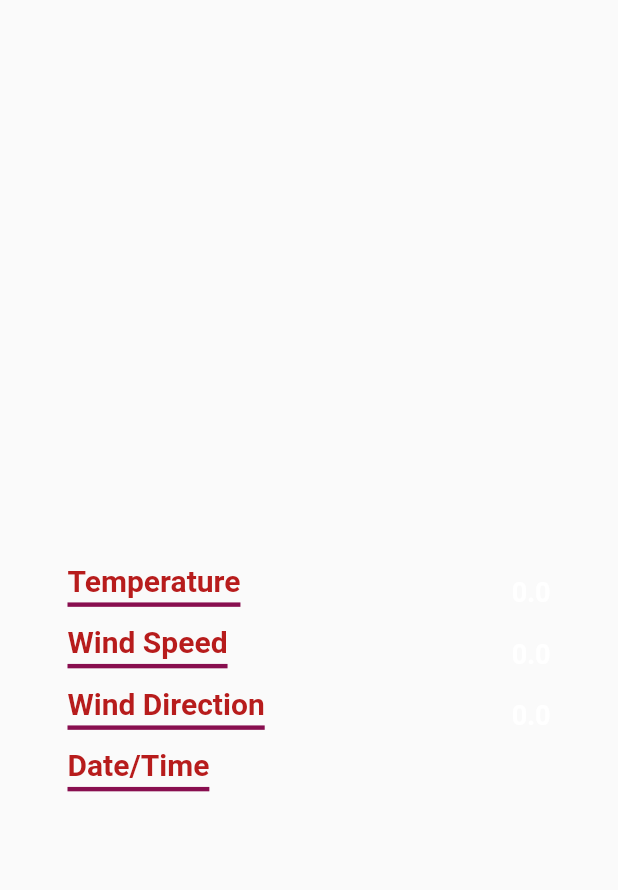
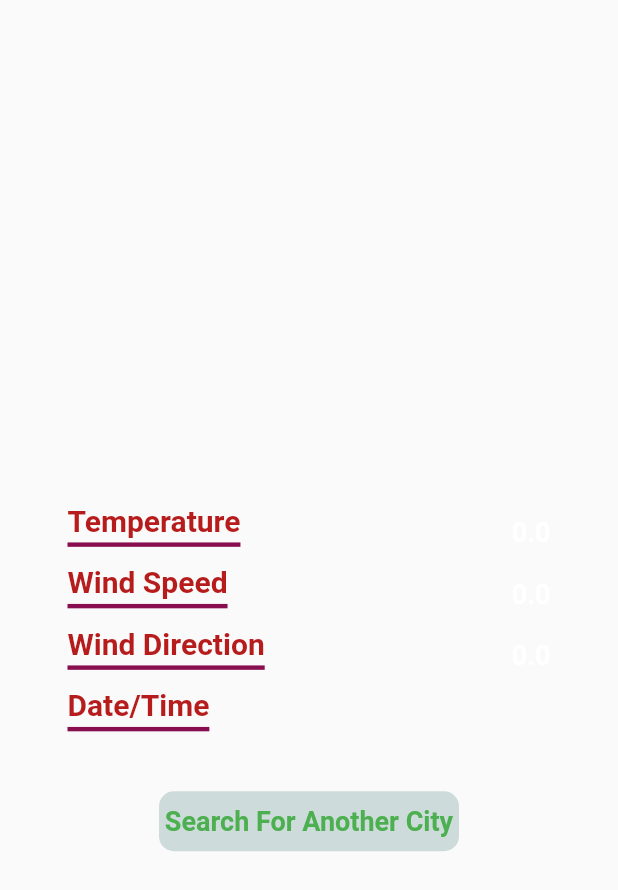
Before and after one commit to mo7amedaliEbaid/cities-finder, a Flutter app: what buildcityweatherbody() shows on an empty page, opened directly with empty values, on a phone screen of 412 x 824 dp. Shown: the top 890 px of the screen. Run offline on Flutter 3.47's test engine with Material 2 defaults, Android fonts, the phone set to English and light mode, and no system bars; our stand-ins replace bloc, flutter_bloc, flutter_offline; network calls fail.

Commit message:
commit13

```diff
--- a/lib/presentation/screens/weather_screen.dart
+++ b/lib/presentation/screens/weather_screen.dart
@@ -2,6 +2,7 @@ import 'package:flutter/material.dart';
 import 'package:flutter_bloc/flutter_bloc.dart';
 import 'package:untitled/business_logic/city_weather_cubit.dart';
 import 'package:untitled/data/models/weather_model.dart';
+import 'package:untitled/presentation/screens/searchlocation_screen.dart';
 
 import '../../constants/app_constants.dart';
 
@@ -52,8 +53,10 @@ class _WeatherScreenState extends State<WeatherScreen> {
                       fit: size.width < 480
                           ? BoxFit.fitHeight
                           : BoxFit.fitWidth)),
-              child: buildcityweatherbody(
-                  context, currentWeather, widget.cityname),
+              child: SingleChildScrollView(
+                child: buildcityweatherbody(
+                    context, currentWeather, widget.cityname),
+              ),
             );
           } else {
             return Center(child: CircularProgressIndicator());
@@ -145,10 +148,31 @@ Widget buildcityweatherbody(
                     style: hintstyle1,
                     overflow: TextOverflow.ellipsis,
                   ),
-                )
+                ),
               ],
             ),
           ),
+          InkWell(
+            onTap: () {
+              Navigator.of(context).push(MaterialPageRoute(
+                  builder: (context) => SearchLocationScreen()));
+            },
+            child: Container(
+              decoration: BoxDecoration(
+                color: Color(0xffcedbdb),
+                borderRadius: BorderRadius.circular(10)
+              ),
+              margin: EdgeInsets.all(20),
+              width: 200,
+              height: 40,
+              child: Center(
+                child: Text(
+                  "Search For Another City",
+                  style: greenstyle,
+                ),
+              ),
+            ),
+          )
         ]),
   );
 }
```
Also changed, not shown: lib/presentation/widgets/mytextfield_widget.dart (+6 -4 lines), screen_shots/modified.jpg (added), screen_shots/modified2.jpg (added), 1 other file.
